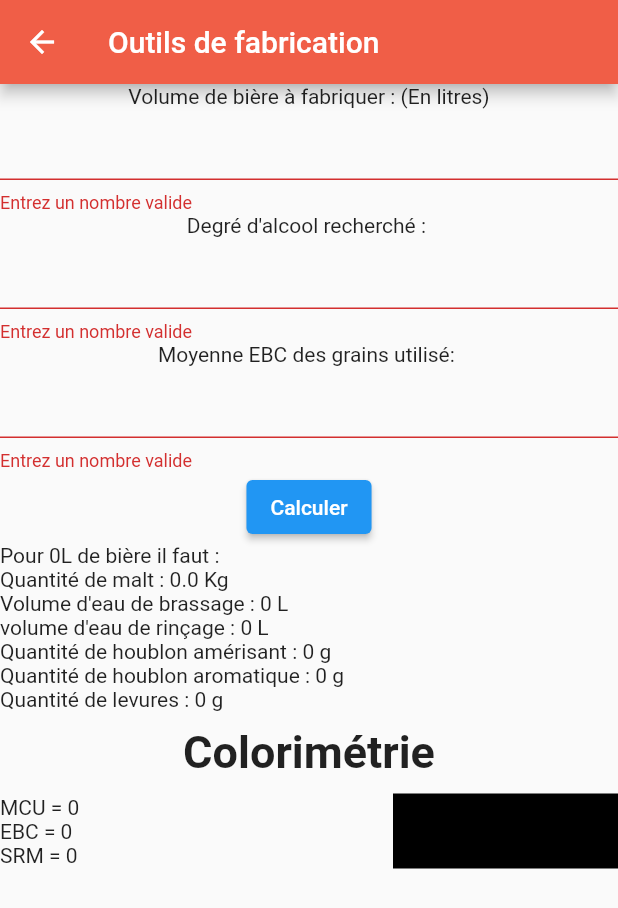
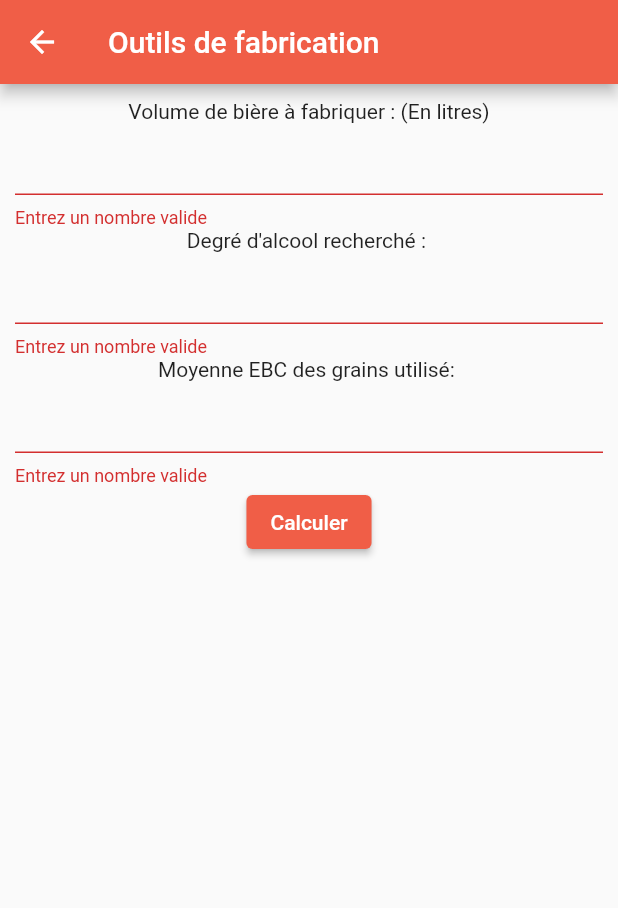
Before and after one commit to Esperlluette/beer_maker, a Flutter app: the Outils screen opened directly, after a tap on "Calculer", on a phone screen of 412 x 824 dp. Shown: the top 908 px of the screen. Run offline on Flutter 3.47's test engine with Material 2 defaults, Android fonts, the phone set to English and light mode, and no system bars.

```diff
--- a/lib/main.dart
+++ b/lib/main.dart
@@ -20,6 +20,7 @@ class MyApp extends StatelessWidget {
         primarySwatch: Colors.blue,
       ),
       home: const MyHomePage(title: 'Game toy'),
+      debugShowCheckedModeBanner: false,
     );
   }
 }
@@ -57,7 +58,7 @@ class HomePage extends StatelessWidget {
   final TextStyle _style = const TextStyle(
     color: Color(0xFFf05e47),
     fontWeight: FontWeight.bold,
-    fontFamily: 'RobotoMono',
+    // fontFamily: 'RobotoMono',
 
   );
 
--- a/lib/resources/utils/recette.dart
+++ b/lib/resources/object/recette.dart
@@ -1,4 +1,91 @@
 class Recette {
+  double _volume = 0;
+  double _degre = 0;
+  double _moyenne = 0;
+
+  double malt = 0;
+  double brassage = 0;
+  double rincage = 0;
+  double houblonAmer = 0;
+  double houblonArome = 0;
+  double levure = 0;
+
+  double mcu = 0;
+  double ebc = 0;
+  double srm = 0;
+
+  String hexColor = "000000";
+
+  Recette(double volume, double degre, double moyenne) {
+    _volume = volume;
+    _degre = degre;
+    _moyenne = moyenne;
+
+    malt = (_volume * _degre) / 20;
+    rincage = malt * 2.8;
+    rincage = (_volume * 1.25) - (brassage * 0.7);
+    houblonAmer = _volume * 3;
+    houblonArome = _volume;
+    levure = _volume / 2;
+
+    mcu = 4.23 * _moyenne * malt / _volume;
+    srm = 0.508 * _moyenne;
+
+    hexColor = Recette.srmToRGB(srm);
+  }
+
+  double getMalt() {
+    return malt;
+  }
+
+  double getBrassage() {
+    return brassage;
+  }
+
+  double getRincage() {
+    return rincage;
+  }
+
+  double getHoublonAmer() {
+    return houblonAmer;
+  }
+
+  double getHoublonArome() {
+    return houblonArome;
+  }
+
+  double getLevure() {
+    return levure;
+  }
+
+  double getMCU() {
+    return mcu;
+  }
+
+  double getEBC() {
+    return ebc;
+  }
+
+  double getSRM() {
+    return srm;
+  }
+
+  String getHEX(){
+    return hexColor;
+  }
+
+  double getVolume() {
+    return _volume;
+  }
+
+  double getDegre() {
+    return _degre;
+  }
+
+  double getMoyenne() {
+    return _moyenne;
+  }
+
   static String srmToRGB(double srm) {
 // Returns an RGB value based on SRM
     double r = 0;
--- a/lib/resources/pages/guide.dart
+++ b/lib/resources/pages/guide.dart
@@ -70,12 +70,14 @@ class GuideState extends State<Guide> {
       onStepCancel: () {
         if (_index > 0) {
           setState(() {
+
             _index -= 1;
           });
         }
       },
       onStepContinue: () {
-        if (_index >= 0) {
+        if (_index < 7) {
+          log(_index.toString());
           setState(() {
             _index += 1;
           });
--- a/lib/resources/pages/outils.dart
+++ b/lib/resources/pages/outils.dart
@@ -1,6 +1,6 @@
 import 'package:beer_maker/resources/stringsfr.dart';
 import 'package:beer_maker/extensions/color_extension.dart';
-import 'package:beer_maker/resources/utils/recette.dart';
+import 'package:beer_maker/resources/object/recette.dart';
 import 'package:flutter/material.dart';
 import 'package:flutter/services.dart';
 
@@ -15,59 +15,31 @@ class _OutilsState extends State<Outils> {
   final _formKey = GlobalKey<FormState>();
 
   TextInputFormatter formatter =
-      FilteringTextInputFormatter.allow(RegExp(r'[0-9]'));
+      FilteringTextInputFormatter.allow(RegExp(r'[1-9]'));
 
   double _volume = 0;
   double _degre = 0;
   double _moyenne = 0;
 
-  double mcu = 0;
-  double ebc = 0;
-  double srm = 0;
+  Recette beer = Recette(0, 0, 0);
 
-  double qMalt = 0;
-  double qEauBrassage = 0;
-  double qEauRincage = 0;
-  double qHoublonAmer = 0;
-  double qHoublonArome = 0;
-  double levure = 0;
-  String hexColor = "000000";
+  bool setVisible = false;
 
-  void calculs() {
-    // (Volume de bière désiré en L * degré d’alcool recherché ) / 20 = Malt en k
-    // Quantité de malt en kg * 2,8 = Quantité d’eau de brassage en
-    // (Volume de bière désiré en L *1,25) - (Eau de brassage en L *0,7 ) = Eau de rinçage en L
-    // MCU = [4,23 * Σ ( EBC(grain) * poidsEnKg (grain) ) ] / le volume de bière désiré en L
-    // EBC = 2,9396 * (MCU^0,6859)
-    // SRM = 0,508 * EBC
-    // Houblon amérisant = Volume de bière à houblonner en L * 3g
-    // Houblon aromatique = Volume de bière à houblonner en L * 1g
-    // Volume de bière désiré en L / 2 = quantité de levure en g
+  save() {
 
-    qMalt = (_volume * _degre) / 20;
-    qEauBrassage = qMalt * 2.8;
-    qEauRincage = (_volume * 1.25) - (qEauBrassage * 0.7);
-    qHoublonAmer = _volume * 3;
-    qHoublonArome = _volume;
-    levure = _volume / 2;
-
-    mcu = 4.23 * _moyenne * qMalt / _volume;
-    srm = 0.508 * _moyenne;
-
-    hexColor = Recette.srmToRGB(srm);
-
-    setState(() {});
   }
-
 
   @override
   Widget build(BuildContext context) {
     return Scaffold(
         appBar: AppBar(
-          backgroundColor: Color(0xFFf05e47),
+          backgroundColor: const Color(0xFFf05e47),
           title: const Text(StringsFR.titleUtils),
         ),
-        body: Column(children: [
+        body: Container(
+          padding: const EdgeInsets.all(10),
+          child: Column(
+            children: [
               Column(
                 crossAxisAlignment: CrossAxisAlignment.start,
                 children: [
@@ -83,6 +55,7 @@ class _OutilsState extends State<Outils> {
                             } else {
                               _volume = double.parse(valeur);
                             }
+                            return null;
                           }),
                       const Text(StringsFR.degre),
                       TextFormField(
@@ -93,6 +66,7 @@ class _OutilsState extends State<Outils> {
                             } else {
                               _degre = double.parse(valeur);
                             }
+                            return null;
                           }),
                       const Text(StringsFR.moyenne),
                       TextFormField(
@@ -103,45 +77,71 @@ class _OutilsState extends State<Outils> {
                             } else {
                               _moyenne = double.parse(valeur);
                             }
+                            return null;
                           }),
                       ElevatedButton(
+                        style: const ButtonStyle(
+                          backgroundColor: MaterialStatePropertyAll<Color>(
+                              Color(0xFFf05e47)),
+                        ),
                         onPressed: () {
                           if (_formKey.currentState!.validate()) {
-                        calculs();
+                            if (_degre == 0 || _moyenne == 0 || _volume == 0) {
+                              ScaffoldMessenger.of(context).showSnackBar(
+                                  const SnackBar(
+                                      content:
+                                          Text("Erreur dans les saisies ")));
+                            } else {
+                              setVisible = true;
+                              beer = Recette(_volume, _degre, _moyenne);
 
+                              setState(() {});
                               ScaffoldMessenger.of(context).showSnackBar(
-                          const SnackBar(content: Text(StringsFR.processing)),
+                                const SnackBar(
+                                    content: Text(StringsFR.processing)),
                               );
+                            }
                           }
                         },
                         child: const Text(StringsFR.submit),
                       ),
                     ]),
                   ),
-              Column(
+                  Visibility(
+                    visible: setVisible,
+                    child: Column(
                       crossAxisAlignment: CrossAxisAlignment.start,
                       children: [
                         Text(StringsFR.pVolume[0] +
                             _volume.floor().toString() +
                             StringsFR.pVolume[1]),
-                  Text("${StringsFR.qMalt}$qMalt Kg"),
-                  Text("${StringsFR.eauDeBrasse}${qEauBrassage.floor()} L"),
-                  Text("${StringsFR.eauDeRincage}${qEauRincage.floor()} L"),
-                  Text("${StringsFR.qHoublonAmer}${qHoublonAmer.floor()} g"),
-                  Text("${StringsFR.qHoublonArome}${qHoublonArome.floor()} g"),
-                  Text("${StringsFR.levures}${levure.floor()} g")
+                        Text("${StringsFR.qMalt}${beer.getMalt().floor()} Kg"),
+                        Text(
+                            "${StringsFR.eauDeBrasse}${beer.getBrassage().floor()} L"),
+                        Text(
+                            "${StringsFR.eauDeRincage}${beer.getRincage().floor()} L"),
+                        Text(
+                            "${StringsFR.qHoublonAmer}${beer.getHoublonAmer().floor()} g"),
+                        Text(
+                            "${StringsFR.qHoublonArome}${beer.getHoublonArome().floor()} g"),
+                        Text(
+                            "${StringsFR.levures}${beer.getLevure().floor()} g")
                       ],
                     ),
+                  )
                 ],
               ),
-          Column(
+              Visibility(
+                  visible: setVisible,
+                  child: Column(
                       crossAxisAlignment: CrossAxisAlignment.center,
                       children: [
                         Container(
                           margin: const EdgeInsets.all(10),
                           child: const Text(
                             StringsFR.titleColo,
-                  style: TextStyle(fontSize: 30, fontWeight: FontWeight.bold),
+                            style: TextStyle(
+                                fontSize: 30, fontWeight: FontWeight.bold),
                           ),
                         ),
                         Row(
@@ -153,9 +153,10 @@ class _OutilsState extends State<Outils> {
                               child: Column(
                                 crossAxisAlignment: CrossAxisAlignment.start,
                                 children: [
-                        Text(StringsFR.mcu + mcu.floor().toString()),
-                        Text(StringsFR.ebc + _moyenne.floor().toString()),
-                        Text(StringsFR.srm + srm.floor().toString())
+                                  Text(
+                                      StringsFR.mcu + beer.getMCU().toString()),
+                                  Text(StringsFR.ebc + _moyenne.toString()),
+                                  Text(StringsFR.srm + beer.getSRM().toString())
                                 ],
                               ),
                             ),
@@ -163,13 +164,29 @@ class _OutilsState extends State<Outils> {
                               alignment: Alignment.center,
                               width: 150,
                               height: 50,
-                    color: hexColor.toColor(),
-                    child: Text(hexColor),
+                              color: beer.getHEX().toColor(),
+                              child: Text(beer.getHEX()),
                             )
                           ],
                         )
+                      ])),
+              Visibility(
+                  visible: setVisible,
+                  child: TextButton(
+                    onPressed: () {},
+                    style: const ButtonStyle(
+                        backgroundColor:
+                            MaterialStatePropertyAll<Color>(Color(0xFFf05e47)),
+                        padding: MaterialStatePropertyAll<EdgeInsetsGeometry>(
+                            EdgeInsets.all(10))),
+                    child: const Text(
+                      "Enregistrer",
+                      style:
+                          TextStyle(color: Color.fromARGB(255, 255, 255, 255)),
+                    ),
+                  ))
             ],
-          )
-        ]));
+          ),
+        ));
   }
 }
```
Also changed, not shown: pubspec.yaml (+6 -6 lines), 1 other file. Lines whose indentation alone changed are shown as unchanged.
